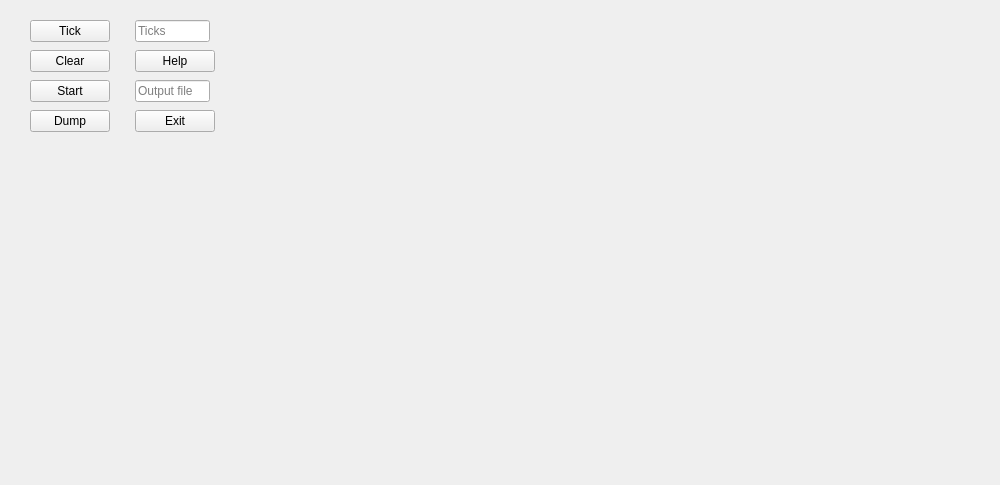
Old version of the form Life_Game/gamewindow.ui in the repository Grenka054/Conway-s-Game-of-Life.
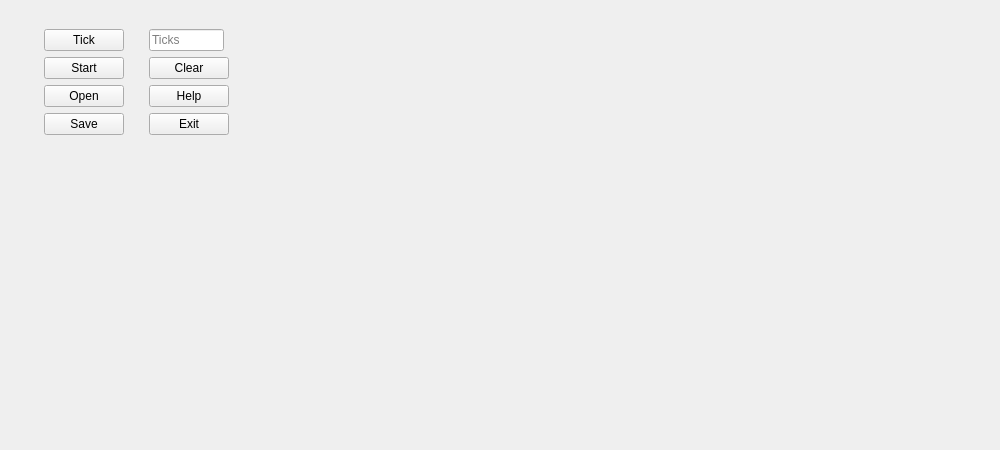
New version of the form.

Commit message: Save/Load file, help

The edit to the form file:
```diff
--- a/Life_Game/gamewindow.ui
+++ b/Life_Game/gamewindow.ui
@@ -7,7 +7,7 @@
     <x>0</x>
     <y>0</y>
     <width>1000</width>
-    <height>485</height>
+    <height>450</height>
    </rect>
   </property>
   <property name="sizePolicy">
@@ -19,7 +19,7 @@
   <property name="minimumSize">
    <size>
     <width>240</width>
-    <height>240</height>
+    <height>120</height>
    </size>
   </property>
   <property name="windowTitle">
@@ -60,13 +60,13 @@
      <item>
       <layout class="QVBoxLayout" name="verticalLayout">
        <property name="spacing">
-        <number>0</number>
+        <number>6</number>
        </property>
        <property name="sizeConstraint">
         <enum>QLayout::SetDefaultConstraint</enum>
        </property>
        <property name="leftMargin">
-        <number>0</number>
+        <number>15</number>
        </property>
        <property name="topMargin">
         <number>0</number>
@@ -83,7 +83,7 @@
           <enum>QLayout::SetMaximumSize</enum>
          </property>
          <property name="leftMargin">
-          <number>15</number>
+          <number>0</number>
          </property>
          <property name="topMargin">
           <number>15</number>
@@ -136,6 +136,7 @@
         </spacer>
        </item>
        <item>
+        <widget class="QWidget" name="buttonsWidget" native="true">
         <layout class="QFormLayout" name="formLayout_3">
          <property name="sizeConstraint">
           <enum>QLayout::SetFixedSize</enum>
@@ -198,6 +199,11 @@
              <verstretch>0</verstretch>
             </sizepolicy>
            </property>
+            <property name="font">
+             <font>
+              <family>Segoe UI</family>
+             </font>
+            </property>
            <property name="toolTip">
             <string>Start / Stop Life</string>
            </property>
@@ -206,7 +212,27 @@
            </property>
           </widget>
          </item>
+          <item row="3" column="0">
+           <widget class="QPushButton" name="openButton">
+            <property name="toolTip">
+             <string>Load universe from file</string>
+            </property>
+            <property name="text">
+             <string>Open</string>
+            </property>
+           </widget>
+          </item>
          <item row="3" column="1">
+           <widget class="QPushButton" name="helpButton">
+            <property name="toolTip">
+             <string>Show help</string>
+            </property>
+            <property name="text">
+             <string>Help</string>
+            </property>
+           </widget>
+          </item>
+          <item row="4" column="1">
           <widget class="QPushButton" name="exitButton">
            <property name="toolTip">
             <string>Close app</string>
@@ -216,59 +242,28 @@
            </property>
           </widget>
          </item>
-         <item row="1" column="0">
-          <widget class="QPushButton" name="clearButton">
-           <property name="toolTip">
-            <string>Clear universe</string>
-           </property>
-           <property name="text">
-            <string>Clear</string>
-           </property>
-          </widget>
-         </item>
-         <item row="3" column="0">
+          <item row="4" column="0">
           <widget class="QPushButton" name="dumpButton">
            <property name="toolTip">
             <string>Save universe to file</string>
            </property>
            <property name="text">
-            <string>Dump</string>
-           </property>
-          </widget>
-         </item>
-         <item row="1" column="1">
-          <widget class="QPushButton" name="helpButton">
-           <property name="toolTip">
-            <string>Show help</string>
-           </property>
-           <property name="text">
-            <string>Help</string>
+             <string>Save</string>
            </property>
           </widget>
          </item>
          <item row="2" column="1">
-          <widget class="QLineEdit" name="dumpLine">
-           <property name="sizePolicy">
-            <sizepolicy hsizetype="Maximum" vsizetype="Fixed">
-             <horstretch>0</horstretch>
-             <verstretch>0</verstretch>
-            </sizepolicy>
-           </property>
-           <property name="maximumSize">
-            <size>
-             <width>75</width>
-             <height>16777215</height>
-            </size>
-           </property>
+           <widget class="QPushButton" name="clearButton">
            <property name="toolTip">
-            <string>Path to file for saving university</string>
-           </property>
-           <property name="placeholderText">
-            <string>Output file</string>
+             <string>Clear universe</string>
+            </property>
+            <property name="text">
+             <string>Clear</string>
            </property>
           </widget>
          </item>
         </layout>
+        </widget>
        </item>
        <item>
         <spacer name="verticalSpacer_4">
```
Lines whose indentation alone changed are shown as unchanged. The commit also changes 66 other files.
